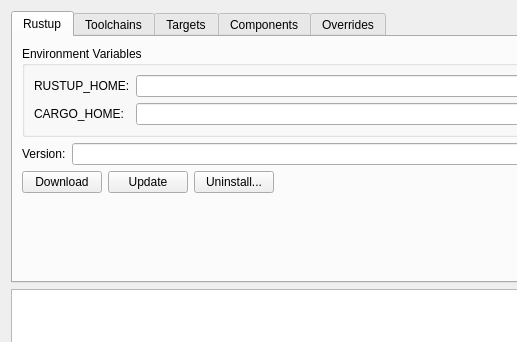
Old version of the form Source/UI/RustInstaller.ui in the repository krre/afterglow; both pictures show x 0 to 517 and y 0 to 342 of the 812 by 600 pixel window.
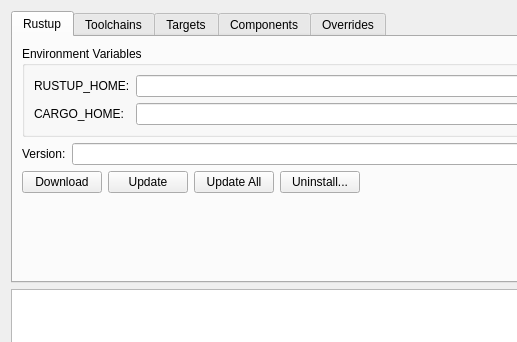
New version of the form.

Commit message: Add Update All button to Rustup Installer window

The edit to the form file:
```diff
--- a/Source/UI/RustInstaller.ui
+++ b/Source/UI/RustInstaller.ui
@@ -101,6 +101,13 @@
            </property>
           </widget>
          </item>
+         <item>
+          <widget class="QPushButton" name="pushButtonUpdateAll">
+           <property name="text">
+            <string>Update All</string>
+           </property>
+          </widget>
+         </item>
          <item>
           <widget class="QPushButton" name="pushButtonUninstallRustup">
            <property name="text">
```
The commit also changes 2 other files.
